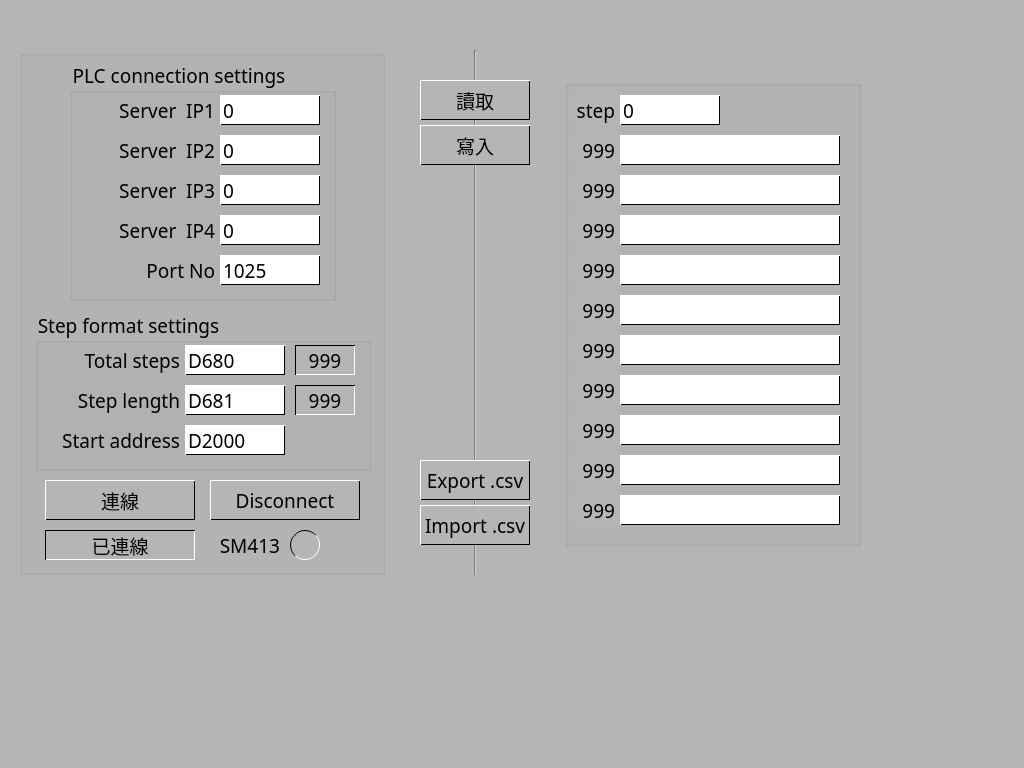
This is QPLC_StepConvertToCsv_GUI.ui in eyichia/QPLC as Qt 5 draws it before an edit. The edited form follows.
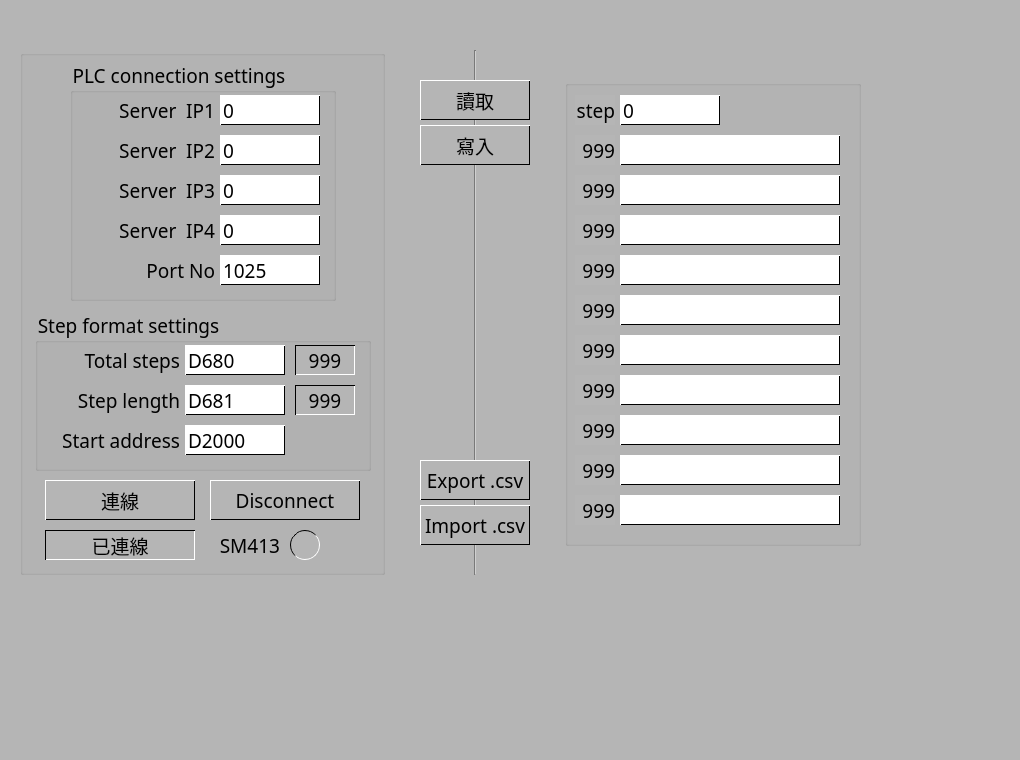
This is the edited form.

Commit message: 連線成功

```diff
--- a/QPLC_StepConvertToCsv_GUI.ui
+++ b/QPLC_StepConvertToCsv_GUI.ui
@@ -6,8 +6,8 @@
    <rect>
     <x>0</x>
     <y>0</y>
-    <width>1024</width>
-    <height>768</height>
+    <width>1020</width>
+    <height>760</height>
    </rect>
   </property>
   <property name="windowTitle">
```
Left out of the diff: 4 changed lines with no effect on the pictures. The commit also changes 1 other file.
